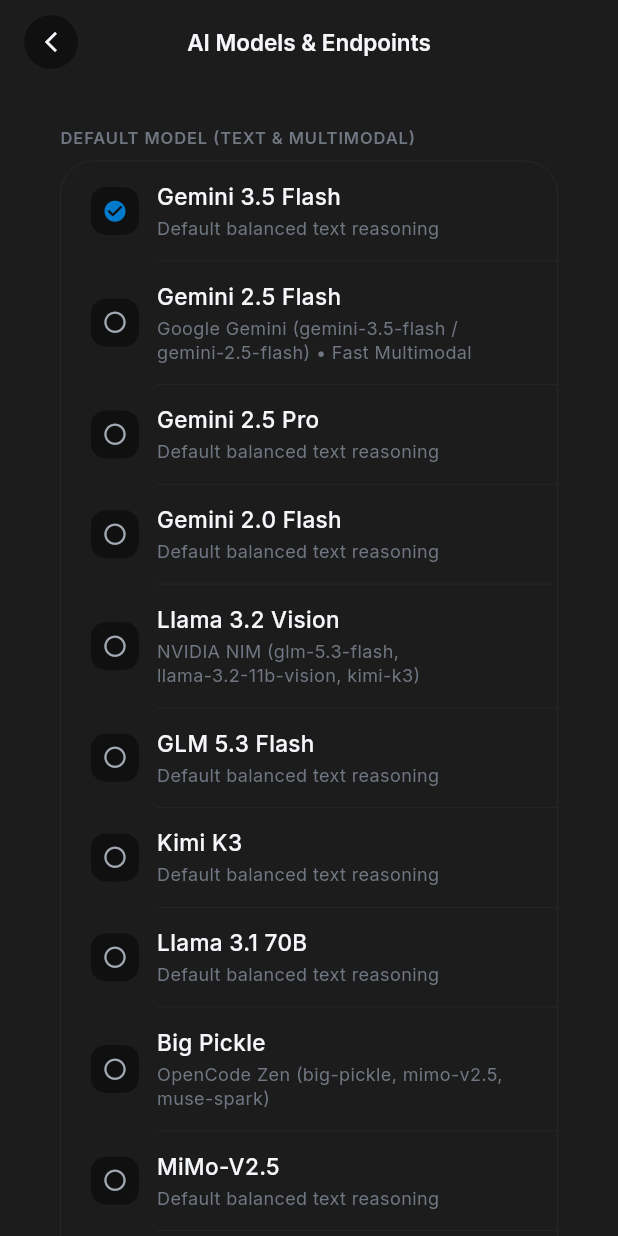
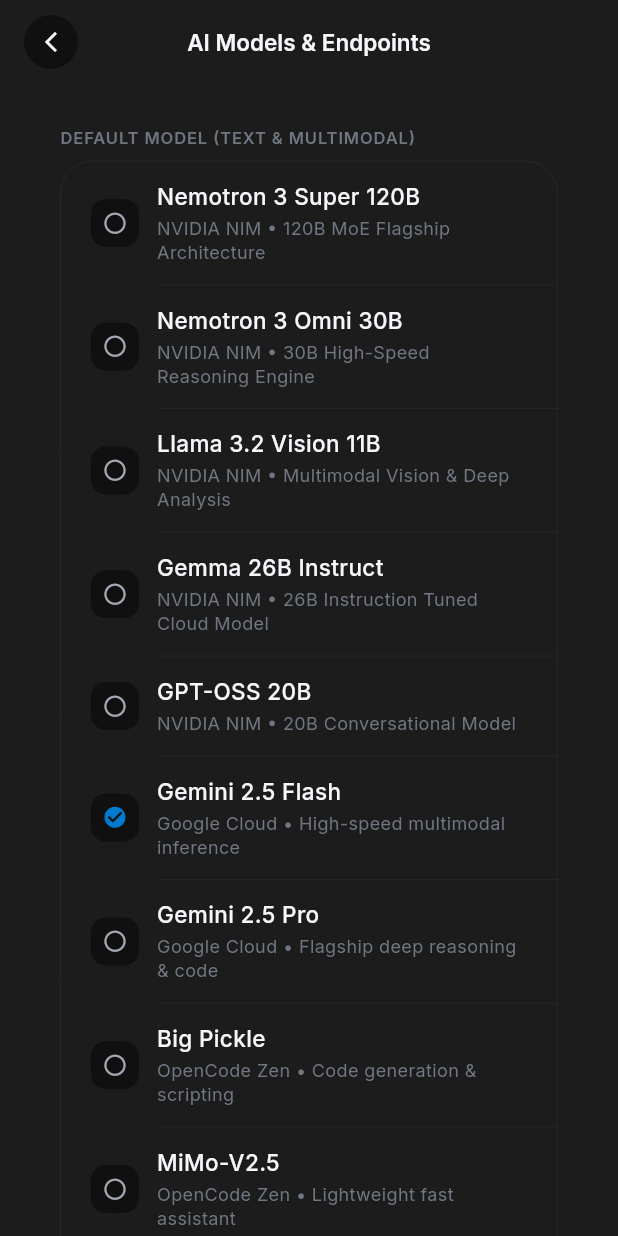
Before and after one commit to aarushlohit/miralo, a Flutter app: the AiSettingsScreen screen opened by its route, on a phone screen of 412 x 824 dp. Run offline on Flutter 3.47's test engine with Material 3 defaults, Android fonts, the phone set to English and light mode, and no system bars; our stand-ins replace audioplayers, cloud_firestore, file_picker, firebase_auth, firebase_core, firebase_database and 5 more; missing offline and left inert: record; accounts and stored records are empty; network calls fail.

Commit message:
feat(ai): replace inactive models with verified high-end NVIDIA NIM flagships (Nemotron 120B MoE, Omni 30B, Llama 3.2 Vision, Gemma 26B, GPT-OSS 20B)

```diff
--- a/lib/screens/settings/ai_settings_screen.dart
+++ b/lib/screens/settings/ai_settings_screen.dart
@@ -143,14 +143,7 @@
             MiraloSettingsGroup(
               children: ai.availableModels.map((m) {
                 final isSelected = ai.selectedModel == m;
-                String subtitle = 'Default balanced text reasoning';
-                if (m == AiModels.gemini25) {
-                  subtitle = 'Google Gemini (gemini-3.5-flash / gemini-2.5-flash) • Fast Multimodal';
-                } else if (m == AiModels.nvidiaNim) {
-                  subtitle = 'NVIDIA NIM (glm-5.3-flash, llama-3.2-11b-vision, kimi-k3)';
-                } else if (m == AiModels.openCode) {
-                  subtitle = 'OpenCode Zen (big-pickle, mimo-v2.5, muse-spark)';
-                }
+                final subtitle = AiModels.descriptionFor(m);
 
                 return MiraloListTile(
                   icon: isSelected ? Icons.check_circle_rounded : Icons.radio_button_unchecked,
--- a/lib/services/ai_service.dart
+++ b/lib/services/ai_service.dart
@@ -4,72 +4,73 @@
 
 /// Supported AI Models for MIRALO AI
 class AiModels {
-  // Vision & General Models
-  static const String nvidiaLlamaVision = 'Llama 3.2 Vision';
-  static const String nvidiaGlm = 'GLM 5.3 Flash';
-  static const String nvidiaKimi = 'Kimi K3';
-  static const String nvidiaLlama31 = 'Llama 3.1 70B';
+  // Flagship NVIDIA NIM Models (Verified Active on integrate.api.nvidia.com)
+  static const String nemotronSuper120b = 'Nemotron 3 Super 120B';
+  static const String nemotronOmni30b = 'Nemotron 3 Omni 30B';
+  static const String llamaVision11b = 'Llama 3.2 Vision 11B';
+  static const String gemma26b = 'Gemma 26B Instruct';
+  static const String gptOss20b = 'GPT-OSS 20B';
 
-  // Gemini Models (starting from 3.5 flash)
-  static const String gemini35Flash = 'Gemini 3.5 Flash';
+  // Google Gemini Cloud Models
   static const String gemini25Flash = 'Gemini 2.5 Flash';
   static const String gemini25Pro = 'Gemini 2.5 Pro';
-  static const String gemini20Flash = 'Gemini 2.0 Flash';
 
   // OpenCode Zen Models
   static const String bigPickle = 'Big Pickle';
   static const String mimoV25Free = 'MiMo-V2.5';
   static const String museSpark13Free = 'Muse Spark 1.3';
-  static const String ling30FlashFree = 'Ling 3.0 Flash Fin';
-  static const String nemotron35Lightning = 'Nemotron 3.5 Lightning';
-  static const String nemotron3Ultra = 'Nemotron 3 Ultra';
-  static const String jev113Free = 'Jev 1.13';
+  static const String ling30FlashFree = 'Ling 3.0 Flash';
 
-  // Legacy aliases for backwards compatibility
+  // Aliases for backwards compatibility
+  static const String nvidiaNim = nemotronSuper120b;
+  static const String nvidiaLlamaVision = llamaVision11b;
+  static const String nvidiaGlm = nemotronOmni30b;
+  static const String nvidiaKimi = gemma26b;
+  static const String nvidiaLlama31 = nemotronSuper120b;
+  static const String gemini35Flash = gemini25Flash;
+  static const String gemini20Flash = gemini25Flash;
+  static const String gemini25 = gemini25Flash;
+  static const String openCode = bigPickle;
   static const String gpt56 = 'GPT-5.6 (Local Neural)';
-  static const String gemini25 = gemini25Flash;
-  static const String nvidiaNim = nvidiaLlamaVision;
-  static const String openCode = bigPickle;
+  static const String nemotron35Lightning = nemotronOmni30b;
+  static const String nemotron3Ultra = nemotronSuper120b;
+  static const String jev113Free = mimoV25Free;
 
   static const List<String> all = [
-    gemini35Flash,
+    nemotronSuper120b,
+    nemotronOmni30b,
+    llamaVision11b,
+    gemma26b,
+    gptOss20b,
     gemini25Flash,
     gemini25Pro,
-    gemini20Flash,
-    nvidiaLlamaVision,
-    nvidiaGlm,
-    nvidiaKimi,
-    nvidiaLlama31,
     bigPickle,
     mimoV25Free,
     museSpark13Free,
     ling30FlashFree,
-    nemotron35Lightning,
-    nemotron3Ultra,
-    jev113Free,
   ];
 
   static bool supportsImage(String model) {
-    return model == gemini35Flash ||
+    return model == llamaVision11b ||
+        model == nvidiaLlamaVision ||
         model == gemini25Flash ||
         model == gemini25Pro ||
-        model == gemini20Flash ||
-        model == nvidiaLlamaVision ||
-        model == nvidiaKimi ||
-        model == mimoV25Free ||
-        model == museSpark13Free;
+        model == gemini35Flash;
   }
 
   static String modelIdFor(String model) {
     switch (model) {
-      case nvidiaLlamaVision:
-      case nvidiaGlm:
-      case nvidiaKimi:
-      case nvidiaLlama31:
+      case nemotronSuper120b:
+        return 'nvidia/nemotron-3-super-120b-a12b';
+      case nemotronOmni30b:
+        return 'nvidia/nemotron-3-nano-omni-30b-a3b-reasoning';
+      case llamaVision11b:
         return 'meta/llama-3.2-11b-vision-instruct';
-      case gemini35Flash:
+      case gemma26b:
+        return 'google/diffusiongemma-26b-a4b-it';
+      case gptOss20b:
+        return 'openai/gpt-oss-20b';
       case gemini25Flash:
-      case gemini20Flash:
         return 'gemini-2.5-flash';
       case gemini25Pro:
         return 'gemini-2.5-pro';
@@ -81,14 +82,37 @@
         return 'muse-spark-1.3-contributor-free';
       case ling30FlashFree:
         return 'ling-3.0-flash-fin-free';
-      case nemotron35Lightning:
-        return 'nemotron-3.5-lightning-free';
-      case nemotron3Ultra:
-        return 'nemotron-3-ultra-free';
-      case jev113Free:
-        return 'jev-1.13-free';
       default:
-        return 'gemini-2.5-flash';
+        return 'nvidia/nemotron-3-super-120b-a12b';
+    }
+  }
+
+  static String descriptionFor(String model) {
+    switch (model) {
+      case nemotronSuper120b:
+        return 'NVIDIA NIM • 120B MoE Flagship Architecture';
+      case nemotronOmni30b:
+        return 'NVIDIA NIM • 30B High-Speed Reasoning Engine';
+      case llamaVision11b:
+        return 'NVIDIA NIM • Multimodal Vision & Deep Analysis';
+      case gemma26b:
+        return 'NVIDIA NIM • 26B Instruction Tuned Cloud Model';
+      case gptOss20b:
+        return 'NVIDIA NIM • 20B Conversational Model';
+      case gemini25Flash:
+        return 'Google Cloud • High-speed multimodal inference';
+      case gemini25Pro:
+        return 'Google Cloud • Flagship deep reasoning & code';
+      case bigPickle:
+        return 'OpenCode Zen • Code generation & scripting';
+      case mimoV25Free:
+        return 'OpenCode Zen • Lightweight fast assistant';
+      case museSpark13Free:
+        return 'OpenCode Zen • Creative reasoning engine';
+      case ling30FlashFree:
+        return 'OpenCode Zen • Multilingual conversational AI';
+      default:
+        return 'High-Performance Cloud AI';
     }
   }
 }
@@ -190,8 +214,13 @@
       }
     }
 
-    // Route: NVIDIA / Vision / General Models
-    if (targetModel == AiModels.nvidiaLlamaVision ||
+    // Route: NVIDIA NIM Models (Nemotron Super 120B, Omni 30B, Llama 3.2 Vision, Gemma 26B, GPT-OSS 20B)
+    if (targetModel == AiModels.nemotronSuper120b ||
+        targetModel == AiModels.nemotronOmni30b ||
+        targetModel == AiModels.llamaVision11b ||
+        targetModel == AiModels.gemma26b ||
+        targetModel == AiModels.gptOss20b ||
+        targetModel == AiModels.nvidiaLlamaVision ||
         targetModel == AiModels.nvidiaGlm ||
         targetModel == AiModels.nvidiaKimi ||
         targetModel == AiModels.nvidiaLlama31) {
@@ -208,7 +237,7 @@
           return await _callGeminiApi(
             prompt: prompt,
             apiKey: effectiveGeminiKey,
-            model: 'gemini-1.5-flash',
+            model: 'gemini-2.5-flash',
             imageBase64: imageBase64,
           );
         } catch (_) {
@@ -221,10 +250,7 @@
     if (targetModel == AiModels.bigPickle ||
         targetModel == AiModels.mimoV25Free ||
         targetModel == AiModels.museSpark13Free ||
-        targetModel == AiModels.ling30FlashFree ||
-        targetModel == AiModels.nemotron35Lightning ||
-        targetModel == AiModels.nemotron3Ultra ||
-        targetModel == AiModels.jev113Free) {
+        targetModel == AiModels.ling30FlashFree) {
       try {
         final modelId = AiModels.modelIdFor(targetModel);
         return await _callOpenCodeApi(
@@ -238,7 +264,7 @@
           return await _callGeminiApi(
             prompt: prompt,
             apiKey: effectiveGeminiKey,
-            model: 'gemini-1.5-flash',
+            model: 'gemini-2.5-flash',
             imageBase64: imageBase64,
           );
         } catch (_) {
```
Also changed, not shown: lib/screens/home/ai_home_screen.dart (+6 -15 lines).
